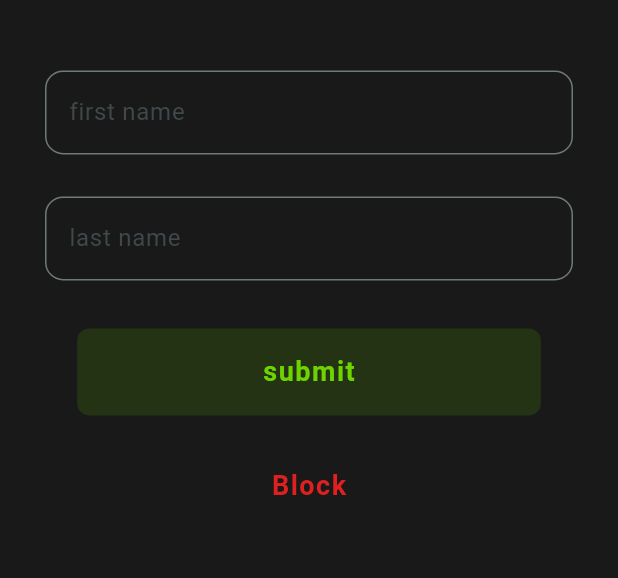
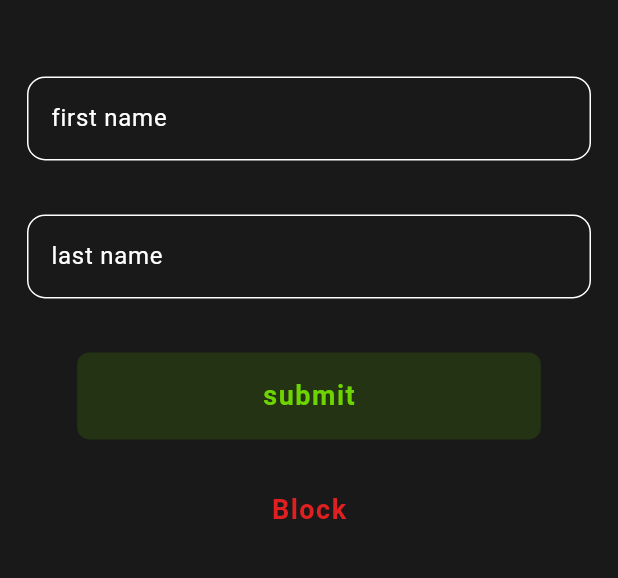
Before and after one commit to Sachinpandit2809/learning_app, a Flutter app: the EditProfileScreen screen opened by its route, on a phone screen of 412 x 824 dp, the part 504-1082 px from its top. Run offline on Flutter 3.47's test engine with Material 3 defaults, Android fonts, the phone set to English and light mode, and no system bars; our stand-ins replace auto_route.

Commit message:
solved the issue of textformField in profile bar

```diff
--- a/lib/screens/profile/edit_profile_screen.dart
+++ b/lib/screens/profile/edit_profile_screen.dart
@@ -19,7 +19,7 @@ class EditProfileScreen extends StatefulWidget {
 }
 
 class _EditProfileScreenState extends State<EditProfileScreen> {
-  TextEditingController LastNameController = TextEditingController();
+  TextEditingController lastNameController = TextEditingController();
   TextEditingController firstNameController = TextEditingController();
 
   @override
@@ -60,14 +60,64 @@ class _EditProfileScreenState extends State<EditProfileScreen> {
                     color: Color(0xFFF7B500),
                   )),
               (context.contextHeight * 0.04).heightBox,
-              KTextformfield(
+              Padding(
+                padding: const EdgeInsets.all(18.0),
+                child: TextFormField(
                   controller: firstNameController,
-                  hintText: "Firstname",
-                  lebelText: "first name"),
-              KTextformfield(
-                  controller: firstNameController,
-                  hintText: "Lastname",
-                  lebelText: "last name"),
+                  decoration: InputDecoration(
+                    labelText: "first name",
+                    labelStyle:
+                        TextStyle(color: Colors.white), // Set label text color
+                    hintText: "first name",
+                    hintStyle:
+                        TextStyle(color: Colors.white54), // Set hint text color
+                    border: OutlineInputBorder(
+                      borderRadius: BorderRadius.circular(12),
+                    ),
+                    enabledBorder: OutlineInputBorder(
+                      borderSide: BorderSide(
+                          color: Colors.white), // Set border color when enabled
+                      borderRadius: BorderRadius.circular(12),
+                    ),
+                    focusedBorder: OutlineInputBorder(
+                      borderSide: BorderSide(
+                          color: Colors.white), // Set border color when focused
+                      borderRadius: BorderRadius.circular(12),
+                    ),
+                  ),
+                  style: TextStyle(color: Colors.white), // Set typed text color
+                  cursorColor: Colors.white, // Set cursor color
+                ),
+              ),
+              Padding(
+                padding: const EdgeInsets.all(18.0),
+                child: TextFormField(
+                  controller: lastNameController,
+                  decoration: InputDecoration(
+                    labelText: "last name",
+                    labelStyle:
+                        TextStyle(color: Colors.white), // Set label text color
+                    hintText: "last name",
+                    hintStyle:
+                        TextStyle(color: Colors.white54), // Set hint text color
+                    border: OutlineInputBorder(
+                      borderRadius: BorderRadius.circular(12),
+                    ),
+                    enabledBorder: OutlineInputBorder(
+                      borderSide: BorderSide(
+                          color: Colors.white), // Set border color when enabled
+                      borderRadius: BorderRadius.circular(12),
+                    ),
+                    focusedBorder: OutlineInputBorder(
+                      borderSide: BorderSide(
+                          color: Colors.white), // Set border color when focused
+                      borderRadius: BorderRadius.circular(12),
+                    ),
+                  ),
+                  style: TextStyle(color: Colors.white), // Set typed text color
+                  cursorColor: Colors.white, // Set cursor color
+                ),
+              ),
               Padding(
                 padding: const EdgeInsets.all(18.0),
                 child: ProfileCustomColorButton(
```
Also changed, not shown: lib/k_widgets/k_password_textfield.dart (+22 -3 lines), lib/k_widgets/k_textformfield.dart (+23 -8 lines).
